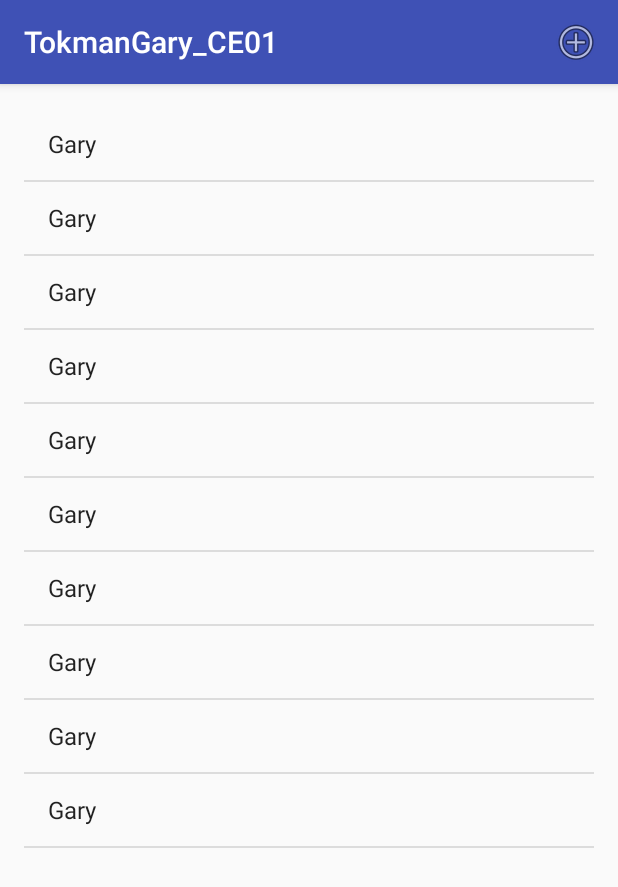
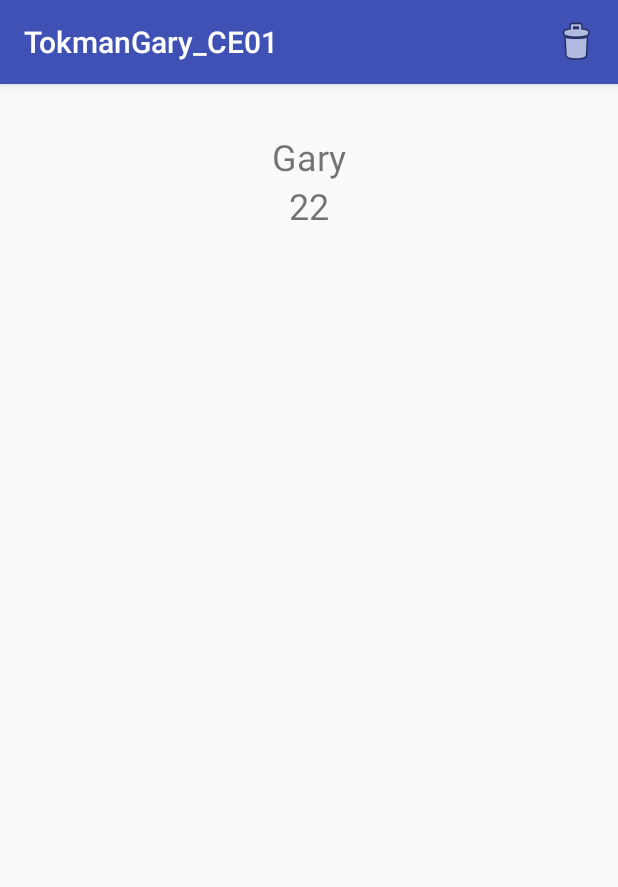
Before and after one commit to gtokman/Android-Challenges-3, an Android app: the screen it shows after launch (ListActivity before the commit, DetailActivity after it), after a tap on "Gary", on a phone screen of 412 x 824 dp. Shown: the top 887 px of the screen. Run offline under Robolectric (Android 15) with nearby library versions, the phone set to English and light mode, and no system bars.

Commit message:
Added detail fragment and layout

```diff
--- a/TokmanGary_CE01/app/build.gradle
+++ b/TokmanGary_CE01/app/build.gradle
@@ -20,10 +20,11 @@ android {
 }
 
 dependencies {
-    compile fileTree(dir: 'libs', include: ['*.jar'])
+    compile fileTree(include: ['*.jar'], dir: 'libs')
     androidTestCompile('com.android.support.test.espresso:espresso-core:2.2.2', {
         exclude group: 'com.android.support', module: 'support-annotations'
     })
     compile 'com.android.support:appcompat-v7:24.2.1'
     testCompile 'junit:junit:4.12'
+    compile 'com.android.support:design:24.2.1'
 }
--- a/TokmanGary_CE01/app/src/main/java/com/garytokman/tokmangary_ce01/activities/GenericActivity.java
+++ b/TokmanGary_CE01/app/src/main/java/com/garytokman/tokmangary_ce01/activities/GenericActivity.java
@@ -5,8 +5,9 @@ package com.garytokman.tokmangary_ce01.activities;
 
 import android.app.Fragment;
 import android.app.FragmentManager;
+import android.content.Intent;
+import android.os.Bundle;
 import android.support.v7.app.AppCompatActivity;
-import android.os.Bundle;
 import android.view.Menu;
 import android.view.MenuItem;
 import android.widget.Toast;
@@ -14,6 +15,8 @@ import android.widget.Toast;
 import com.garytokman.tokmangary_ce01.R;
 
 public abstract class GenericActivity extends AppCompatActivity {
+
+    private static final String FRAGMENT = "FRAGMENT";
 
     protected abstract Fragment getFragment();
     protected abstract int getMenu();
@@ -26,7 +29,7 @@ public abstract class GenericActivity extends AppCompatActivity {
         // Init layout with fragment
         FragmentManager manager = getFragmentManager();
         manager.beginTransaction()
-                .add(R.id.fragment_container, getFragment(), "FRAGMENT")
+                .add(R.id.fragment_container, getFragment(), FRAGMENT)
                 .addToBackStack(null)
                 .commit();
     }
@@ -48,12 +51,16 @@ public abstract class GenericActivity extends AppCompatActivity {
         switch (item.getItemId()) {
             case R.id.add_action:
                 message = "Add action";
+                // Start form activity
+                Intent intent = new Intent(this, FormActivity.class);
+                startActivity(intent);
                 break;
             case R.id.delete_action:
                 message = "Delete action";
                 break;
             case R.id.save_action:
                 message = "Save action";
+                finish();
                 break;
         }
 
--- a/TokmanGary_CE01/app/src/main/java/com/garytokman/tokmangary_ce01/fragments/DetailFragment.java
+++ b/TokmanGary_CE01/app/src/main/java/com/garytokman/tokmangary_ce01/fragments/DetailFragment.java
@@ -1,10 +1,39 @@
 package com.garytokman.tokmangary_ce01.fragments;
 
 import android.app.Fragment;
+import android.content.Intent;
+import android.os.Bundle;
+import android.support.annotation.Nullable;
+import android.view.LayoutInflater;
+import android.view.View;
+import android.view.ViewGroup;
+import android.widget.TextView;
+
+import com.garytokman.tokmangary_ce01.R;
 
 // Gary Tokman
 // MDF3 - 1610
 // DetailFragment
 
 public class DetailFragment extends Fragment {
+
+    @Nullable
+    @Override
+    public View onCreateView(LayoutInflater inflater, ViewGroup container, Bundle savedInstanceState) {
+        View view = inflater.inflate(R.layout.detail_layout, container, false);
+
+        Intent intent = getActivity().getIntent();
+        String personName = intent.getStringExtra(Intent.EXTRA_TEXT);
+        int personAge = intent.getIntExtra(Intent.EXTRA_PHONE_NUMBER, 0);
+
+        // Init
+        TextView fullName = (TextView) view.findViewById(R.id.full_name_view);
+        TextView age = (TextView) view.findViewById(R.id.age_view);
+
+        // Set
+        fullName.setText(personName);
+        age.setText(String.valueOf(personAge));
+
+        return view;
+    }
 }
--- a/TokmanGary_CE01/app/src/main/java/com/garytokman/tokmangary_ce01/fragments/PersonListFragment.java
+++ b/TokmanGary_CE01/app/src/main/java/com/garytokman/tokmangary_ce01/fragments/PersonListFragment.java
@@ -1,8 +1,13 @@
 package com.garytokman.tokmangary_ce01.fragments;
 
 import android.app.ListFragment;
+import android.content.Intent;
 import android.os.Bundle;
+import android.view.View;
 import android.widget.ArrayAdapter;
+import android.widget.ListView;
+
+import com.garytokman.tokmangary_ce01.activities.DetailActivity;
 
 import java.util.ArrayList;
 import java.util.List;
@@ -25,4 +30,15 @@ public class PersonListFragment extends ListFragment {
         ArrayAdapter<String> adapter = new ArrayAdapter<>(getActivity(), android.R.layout.simple_list_item_1, list);
         setListAdapter(adapter);
     }
+
+    @Override
+    public void onListItemClick(ListView l, View v, int position, long id) {
+        super.onListItemClick(l, v, position, id);
+        // Start detail activity
+        Intent intent = new Intent(getActivity(), DetailActivity.class);
+        String name = l.getAdapter().getItem(position).toString();
+        intent.putExtra(Intent.EXTRA_TEXT, name);
+        intent.putExtra(Intent.EXTRA_PHONE_NUMBER, 22);
+        startActivity(intent);
+    }
 }
--- /dev/null
+++ b/TokmanGary_CE01/app/src/main/res/layout/detail_layout.xml
@@ -0,0 +1,27 @@
+<?xml version="1.0" encoding="utf-8"?>
+<LinearLayout xmlns:android="http://schemas.android.com/apk/res/android"
+              xmlns:tools="http://schemas.android.com/tools"
+              android:layout_width="match_parent"
+              android:layout_height="match_parent"
+              android:orientation="vertical"
+              android:paddingBottom="@dimen/activity_vertical_margin"
+              android:paddingLeft="@dimen/activity_horizontal_margin"
+              android:paddingRight="@dimen/activity_horizontal_margin"
+              android:paddingTop="@dimen/activity_vertical_margin">
+
+    <TextView
+        android:layout_width="match_parent"
+        android:layout_height="wrap_content"
+        android:textAlignment="center"
+        tools:text="Gary Tokman"
+        android:textSize="24sp"
+        android:id="@+id/full_name_view"/>
+
+    <TextView
+        android:id="@+id/age_view"
+        android:layout_width="match_parent"
+        android:layout_height="wrap_content"
+        android:textAlignment="center"
+        tools:text="Age"
+        android:textSize="24sp"/>
+</LinearLayout>
```
Also changed, not shown: TokmanGary_CE01/app/src/main/java/com/garytokman/tokmangary_ce01/fragments/FormFragment.java (+26 -0 lines), TokmanGary_CE01/app/src/main/res/layout/form_layout.xml (added, +49 -0 lines).
